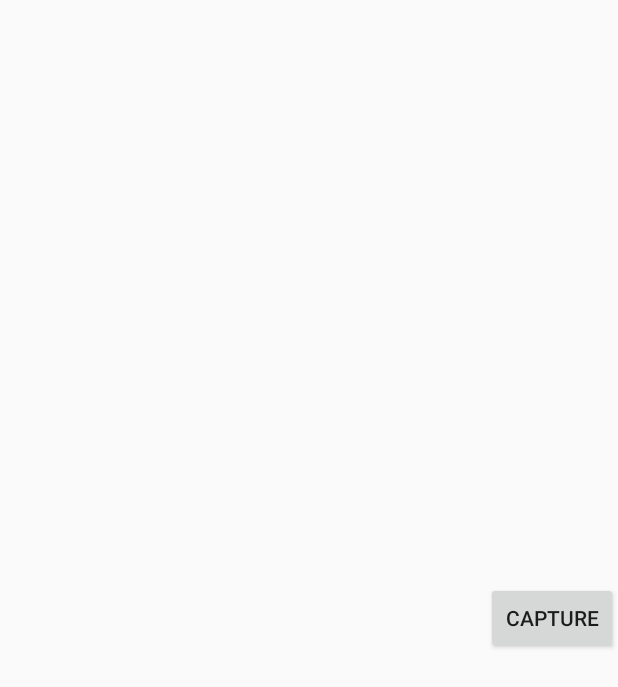
After one commit to kebunit/android-all-in-one, an Android app: the layout activity_camera.xml on its own in the app's theme, with its tools: preview values and no code run, on a phone screen of 412 x 824 dp. The commit adds this screen. Shown: the top 687 px of the screen. Run offline under Robolectric (Android 15) with nearby library versions, the phone set to English and light mode, and no system bars.

Commit message:
update today

```diff
--- a/app/src/main/AndroidManifest.xml
+++ b/app/src/main/AndroidManifest.xml
@@ -10,8 +10,9 @@
         android:roundIcon="@mipmap/ic_launcher_round"
         android:supportsRtl="true"
         android:theme="@style/AppTheme">
-        <activity android:name=".activity.qrcode.QrGeneratorActivity"
-            android:screenOrientation="portrait"></activity>
+        <activity
+            android:name=".activity.qrcode.QrGeneratorActivity"
+            android:screenOrientation="portrait" />
         <activity android:name=".activity.basiclayout.BasicLayoutActivity" />
         <activity android:name=".activity.popup.PopupActivity" />
         <activity android:name=".activity.horizontalscroll.HorizontalScrollActivity" />
--- a/app/src/main/java/com/kebunit/androidallinone/activity/popup/PopupActivity.java
+++ b/app/src/main/java/com/kebunit/androidallinone/activity/popup/PopupActivity.java
@@ -8,7 +8,7 @@ import android.view.View;
 import android.widget.ImageView;
 
 import com.kebunit.androidallinone.R;
-import com.kebunit.androidallinone.helper.PopupView;
+import com.kebunit.androidallinone.customview.PopupView;
 
 public class PopupActivity extends AppCompatActivity {
     private CardView dialodButton;
--- a/app/src/main/java/com/kebunit/androidallinone/helper/QRCodeGenerator.java
+++ b/app/src/main/java/com/kebunit/androidallinone/helper/QRGenerator.java
@@ -8,8 +8,12 @@ import com.google.zxing.WriterException;
 import com.google.zxing.common.BitMatrix;
 import com.google.zxing.qrcode.QRCodeWriter;
 
+/**
+ * @author Sabituddin Bigbang
+ * @since 2019
+ */
 
-public class QRCodeGenerator {
+public class QRGenerator {
 
     public static Bitmap generate(String contents, int width, int height) {
         Bitmap bitmap = null;
--- /dev/null
+++ b/app/src/main/res/layout/activity_camera.xml
@@ -0,0 +1,21 @@
+<?xml version="1.0" encoding="utf-8"?>
+<LinearLayout xmlns:android="http://schemas.android.com/apk/res/android"
+    android:orientation="horizontal"
+    android:layout_width="fill_parent"
+    android:layout_height="fill_parent"
+    >
+    <FrameLayout
+        android:id="@+id/camera_preview"
+        android:layout_width="fill_parent"
+        android:layout_height="fill_parent"
+        android:layout_weight="1"
+        />
+
+    <Button
+        android:id="@+id/button_capture"
+        android:text="Capture"
+        android:layout_width="wrap_content"
+        android:layout_height="wrap_content"
+        android:layout_gravity="center"
+        />
+</LinearLayout>
```
Also changed, not shown: app/src/main/java/com/kebunit/androidallinone/activity/qrcode/QrGeneratorActivity.java (+6 -20 lines), app/src/main/java/com/kebunit/androidallinone/customview/PopupView.java (renamed from app/src/main/java/com/kebunit/androidallinone/helper/PopupView.java, +7 -1 lines), app/src/main/java/com/kebunit/androidallinone/helper/ImageHelper.java (added, +85 -0 lines), app/src/main/java/com/kebunit/androidallinone/helper/SystemHelper.java (+7 -0 lines).
